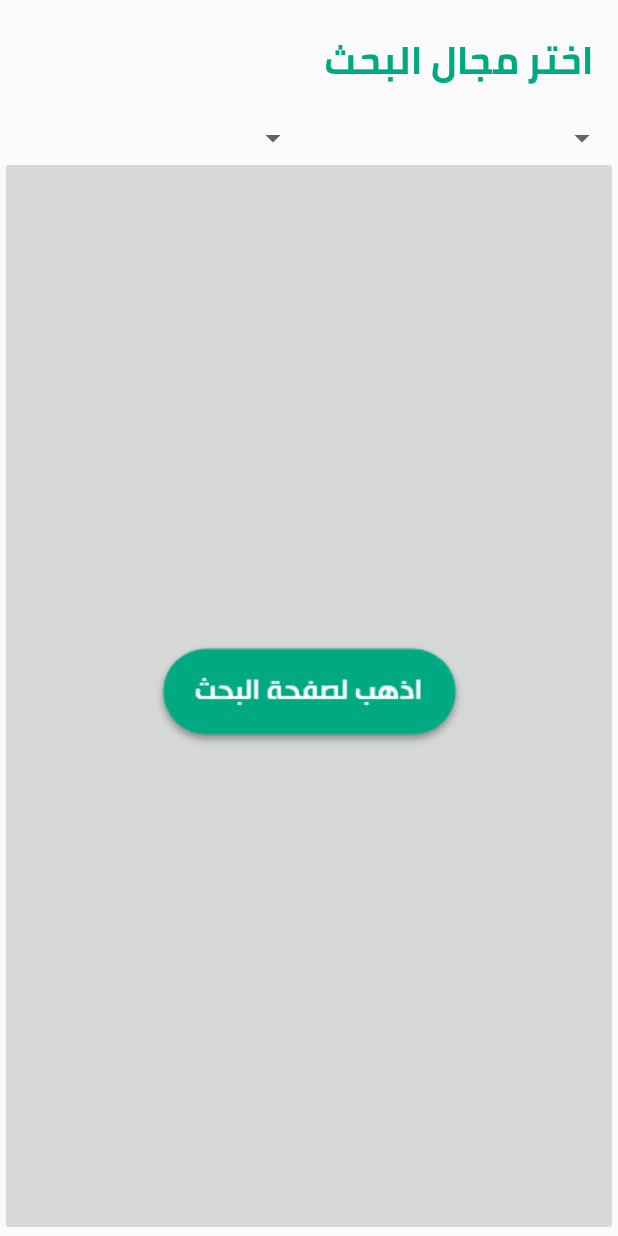
After one commit to mgrmaxi/WasitGuide, an Android app: the layout activity_choose.xml on its own in the app's theme, with its tools: preview values and no code run, on a phone screen of 412 x 824 dp. The commit adds this screen. Run offline under Robolectric (Android 15) with nearby library versions, the phone set to English and light mode, and no system bars.

Commit message:
add choose page

```diff
--- a/app/src/main/AndroidManifest.xml
+++ b/app/src/main/AndroidManifest.xml
@@ -67,6 +67,7 @@
             android:name="com.google.android.geo.API_KEY"
             android:value="@string/google_maps_key" />
 
+        <activity android:name=".ChooseActivity"></activity>
     </application>
 
 </manifest>
--- /dev/null
+++ b/app/src/main/res/layout/activity_choose.xml
@@ -0,0 +1,49 @@
+<?xml version="1.0" encoding="utf-8"?>
+<LinearLayout xmlns:android="http://schemas.android.com/apk/res/android"
+    xmlns:app="http://schemas.android.com/apk/res-auto"
+    xmlns:tools="http://schemas.android.com/tools"
+    android:layout_width="match_parent"
+    android:layout_height="match_parent"
+    android:orientation="vertical"
+    tools:context=".ChooseActivity">
+
+    <TextView
+        android:id="@+id/textView4"
+        android:layout_width="match_parent"
+        android:layout_height="wrap_content"
+        android:padding="16dp"
+        android:text="اختر مجال البحث"
+        android:textColor="@color/colorPrimaryDark"
+        android:textSize="25sp"
+        android:textStyle="bold"
+        app:fontFamily="@font/cairobold"
+        tools:layout_editor_absoluteX="218dp"
+        tools:layout_editor_absoluteY="344dp" />
+
+    <LinearLayout
+        android:layout_width="match_parent"
+        android:layout_height="wrap_content"
+        android:orientation="horizontal">
+
+        <Spinner
+            android:id="@+id/dSpinner"
+            android:layout_width="match_parent"
+            android:layout_height="wrap_content"
+            android:layout_weight="1" />
+
+        <Spinner
+            android:id="@+id/cSpinner"
+            android:layout_width="match_parent"
+            android:layout_height="wrap_content"
+            android:layout_weight="1" />
+
+    </LinearLayout>
+
+    <ImageButton
+        android:id="@+id/chooseAndGoBtn"
+        android:layout_width="match_parent"
+        android:layout_height="wrap_content"
+        android:layout_weight="1"
+        app:srcCompat="@drawable/choose_and_go" />
+
+</LinearLayout>
```
Also changed, not shown: app/src/main/java/com/maximilian/wasit/wasitguide/BaseActivity.java (+9 -8 lines), app/src/main/java/com/maximilian/wasit/wasitguide/ChooseActivity.java (added, +135 -0 lines), app/src/main/java/com/maximilian/wasit/wasitguide/SearchActivity.java (+10 -18 lines), app/src/main/res/layout/activity_search.xml (+9 -19 lines), app/src/main/res/menu/menu.xml (+5 -5 lines), app/src/main/res/drawable/choose_and_go.png (added).
